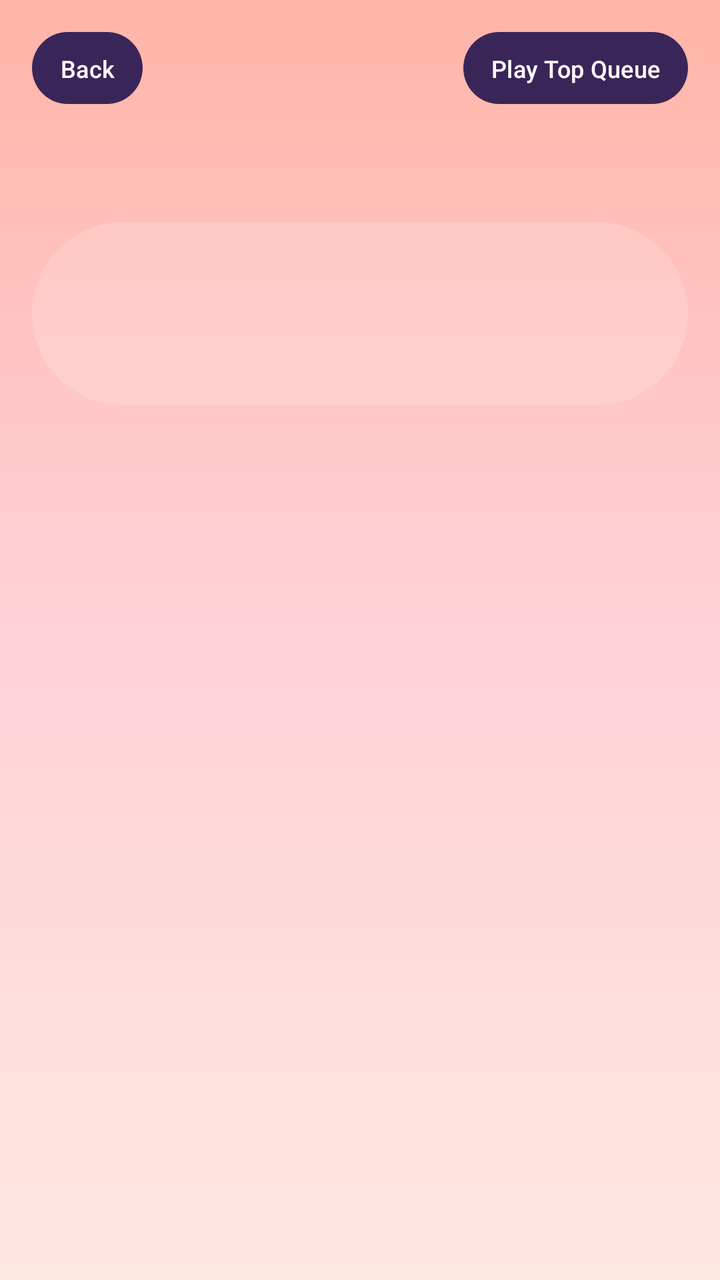
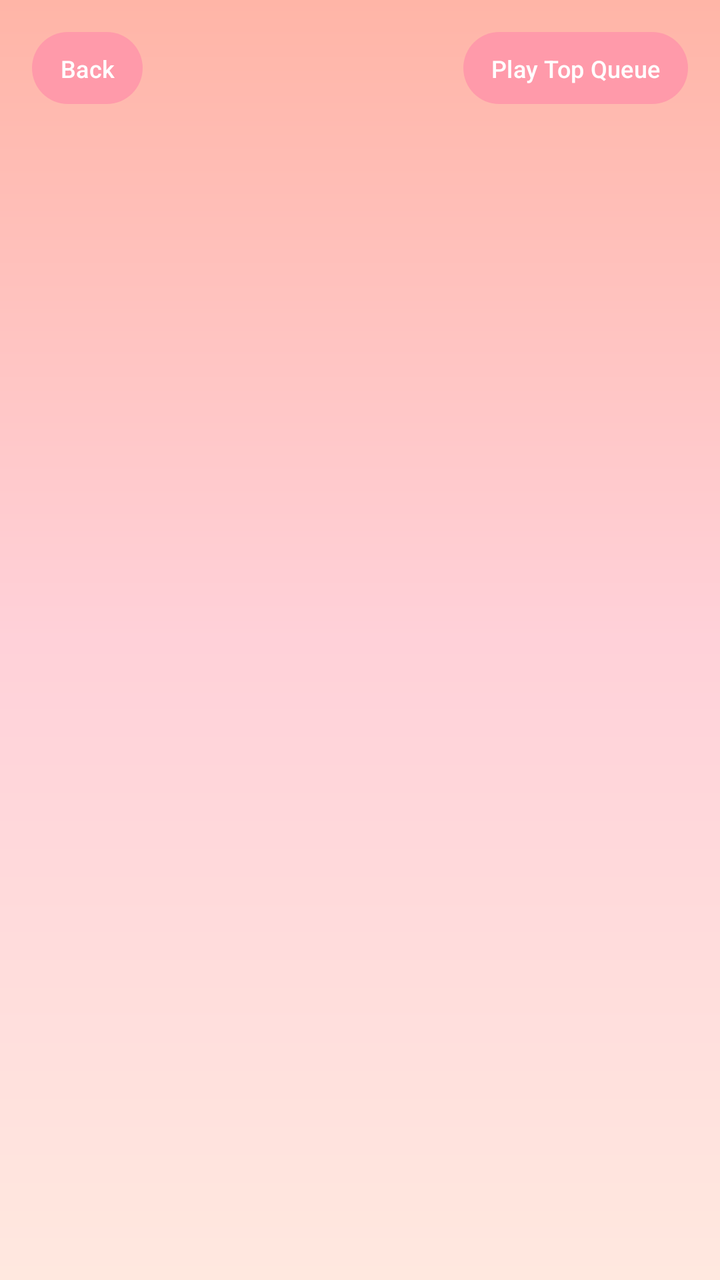

Two renders of the same Android screen: before a commit and after it. Below are the layout's source before the change and the commit's diff.
<!-- AndroidManifest.xml: application theme Theme.Harmony -->
<!-- res/layout/activity_wrapped.xml -->
<?xml version="1.0" encoding="utf-8"?>
<androidx.constraintlayout.widget.ConstraintLayout
    xmlns:android="http://schemas.android.com/apk/res/android"
    xmlns:app="http://schemas.android.com/apk/res-auto"
    android:id="@+id/wrappedMain"
    android:layout_width="match_parent"
    android:layout_height="match_parent"
    android:background="?attr/harmonyScreenBackground">

    <Button
        android:id="@+id/backFromWrappedButton"
        android:layout_width="wrap_content"
        android:layout_height="36dp"
        android:layout_marginStart="16dp"
        android:layout_marginTop="16dp"
        android:background="@drawable/bg_control_pill"
        android:minWidth="0dp"
        android:paddingHorizontal="14dp"
        android:text="@string/back"
        android:textColor="#FFFFFF"
        android:textSize="12sp"
        app:backgroundTint="@null"
        app:layout_constraintStart_toStartOf="parent"
        app:layout_constraintTop_toTopOf="parent" />

    <Button
        android:id="@+id/playWrappedTopButton"
        android:layout_width="wrap_content"
        android:layout_height="36dp"
        android:layout_marginEnd="16dp"
        android:layout_marginTop="16dp"
        android:background="@drawable/bg_control_pill"
        android:minWidth="0dp"
        android:paddingHorizontal="14dp"
        android:text="@string/play_top_queue"
        android:textColor="#FFFFFF"
        android:textSize="12sp"
        app:backgroundTint="@null"
        app:layout_constraintEnd_toEndOf="parent"
        app:layout_constraintTop_toTopOf="parent" />

    <TextView
        android:id="@+id/wrappedTitle"
        android:layout_width="0dp"
        android:layout_height="wrap_content"
        android:layout_marginHorizontal="20dp"
        android:layout_marginTop="14dp"
        android:textColor="?attr/harmonyTextPrimary"
        android:textSize="26sp"
        android:textStyle="bold"
        app:layout_constraintEnd_toEndOf="parent"
        app:layout_constraintStart_toStartOf="parent"
        app:layout_constraintTop_toBottomOf="@id/backFromWrappedButton" />

    <LinearLayout
        android:id="@+id/wrappedSummaryPill"
        android:layout_width="0dp"
        android:layout_height="wrap_content"
        android:layout_marginHorizontal="16dp"
        android:layout_marginTop="10dp"
        android:background="@drawable/bg_song_pill"
        android:orientation="vertical"
        android:paddingHorizontal="18dp"
        android:paddingVertical="14dp"
        app:layout_constraintEnd_toEndOf="parent"
        app:layout_constraintStart_toStartOf="parent"
        app:layout_constraintTop_toBottomOf="@id/wrappedTitle">

        <TextView
            android:id="@+id/totalPlaysText"
            android:layout_width="match_parent"
            android:layout_height="wrap_content"
            android:textColor="?attr/harmonyTextPrimary"
            android:textSize="15sp"
            android:textStyle="bold" />

        <TextView
            android:id="@+id/peakMonthText"
            android:layout_width="match_parent"
            android:layout_height="wrap_content"
            android:layout_marginTop="4dp"
            android:textColor="?attr/harmonyTextSecondary"
            android:textSize="13sp" />

        <TextView
            android:id="@+id/wrappedTopArtistsText"
            android:layout_width="match_parent"
            android:layout_height="wrap_content"
            android:layout_marginTop="4dp"
            android:textColor="?attr/harmonyTextSecondary"
            android:textSize="13sp" />
    </LinearLayout>

    <TextView
        android:id="@+id/wrappedEmptyText"
        android:layout_width="0dp"
        android:layout_height="wrap_content"
        android:layout_marginHorizontal="24dp"
        android:gravity="center"
        android:text="@string/no_plays_logged_yet"
        android:textColor="?attr/harmonyTextSecondary"
        android:textSize="15sp"
        android:visibility="gone"
        app:layout_constraintBottom_toBottomOf="parent"
        app:layout_constraintEnd_toEndOf="parent"
        app:layout_constraintStart_toStartOf="parent"
        app:layout_constraintTop_toBottomOf="@id/wrappedSummaryPill" />

    <androidx.recyclerview.widget.RecyclerView
        android:id="@+id/wrappedTopSongsRecyclerView"
        android:layout_width="0dp"
        android:layout_height="0dp"
        android:layout_marginTop="10dp"
        android:clipToPadding="false"
        android:paddingBottom="16dp"
        app:layout_constraintBottom_toBottomOf="parent"
        app:layout_constraintEnd_toEndOf="parent"
        app:layout_constraintStart_toStartOf="parent"
        app:layout_constraintTop_toBottomOf="@id/wrappedSummaryPill" />

</androidx.constraintlayout.widget.ConstraintLayout>
<!-- resources referenced by this layout -->
<resources>
  <!-- drawable bg_control_pill (drawable) -->
  <?xml version="1.0" encoding="utf-8"?>
  <shape xmlns:android="http://schemas.android.com/apk/res/android"
      android:shape="rectangle">
      <corners android:radius="999dp" />
      <solid android:color="#3A2558" />
  </shape>
  <!-- drawable bg_song_pill (drawable) -->
  <?xml version="1.0" encoding="utf-8"?>
  <ripple xmlns:android="http://schemas.android.com/apk/res/android"
      android:color="#40FFFFFF">
      <item>
          <shape android:shape="rectangle">
              <corners android:radius="999dp" />
              <solid android:color="#26FFFFFF" />
          </shape>
      </item>
  </ripple>
  <string name="back">Back</string>
  <string name="no_plays_logged_yet">No plays logged yet — play a few songs in Your Library and check back!</string>
  <string name="play_top_queue">Play Top Queue</string>
  <style name="Theme.Harmony" parent="Base.Theme.Harmony" />
  <style name="Base.Theme.Harmony" parent="Theme.Material3.DayNight.NoActionBar">
          
          <item name="colorPrimary">@color/spotify_green</item>
          <item name="colorSecondary">@color/spotify_black_dark</item>
          <item name="colorSecondaryVariant">@color/spotify_black_light</item>
  
          
          <item name="harmonyScreenBackground">@drawable/bg_sunset_gradient</item>
          <item name="harmonyMiniPlayerBackground">@drawable/bg_mini_player_pill</item>
          <item name="harmonySearchBackground">@drawable/bg_search_pill</item>
          <item name="harmonyControlBackground">@drawable/bg_control_pill</item>
          <item name="harmonyTextPrimary">#241426</item>
          <item name="harmonyTextSecondary">#5E3A54</item>
          <item name="harmonyHintText">#7D5670</item>
      </style>
  <color name="spotify_green">#1DB954</color>
  <color name="spotify_black_dark">#121212</color>
  <color name="spotify_black_light">#212121</color>
  <!-- drawable bg_sunset_gradient (drawable) -->
  <?xml version="1.0" encoding="utf-8"?>
  <shape xmlns:android="http://schemas.android.com/apk/res/android"
      android:shape="rectangle">
      <gradient
          android:angle="270"
          android:endColor="#FFE8DF"
          android:centerColor="#FFD1D9"
          android:startColor="#FFB5A7" />
  </shape>
  <!-- drawable bg_mini_player_pill (drawable) -->
  <?xml version="1.0" encoding="utf-8"?>
  <shape xmlns:android="http://schemas.android.com/apk/res/android"
      android:shape="rectangle">
      <corners android:radius="28dp" />
      <solid android:color="#E61E1833" />
  </shape>
  <!-- drawable bg_search_pill (drawable) -->
  <?xml version="1.0" encoding="utf-8"?>
  <shape xmlns:android="http://schemas.android.com/apk/res/android"
      android:shape="rectangle">
      <corners android:radius="999dp" />
      <solid android:color="#33FFFFFF" />
  </shape>
</resources>

<!-- the commit's change to res/layout/activity_wrapped.xml (unified diff, before → after) -->
@@ -58,7 +58,6 @@
         android:layout_height="wrap_content"
         android:layout_marginHorizontal="16dp"
         android:layout_marginTop="10dp"
-        android:background="@drawable/bg_song_pill"
         android:orientation="vertical"
         android:paddingHorizontal="18dp"
         android:paddingVertical="14dp"
<!-- resource entries referenced after the edit -->
@@ -5,19 +5,8 @@
   <shape xmlns:android="http://schemas.android.com/apk/res/android"
       android:shape="rectangle">
       <corners android:radius="999dp" />
-      <solid android:color="#3A2558" />
+      <solid android:color="#FF9AAA" />
   </shape>
-  <!-- drawable bg_song_pill (drawable) -->
-  <?xml version="1.0" encoding="utf-8"?>
-  <ripple xmlns:android="http://schemas.android.com/apk/res/android"
-      android:color="#40FFFFFF">
-      <item>
-          <shape android:shape="rectangle">
-              <corners android:radius="999dp" />
-              <solid android:color="#26FFFFFF" />
-          </shape>
-      </item>
-  </ripple>
   <string name="back">Back</string>
   <string name="no_plays_logged_yet">No plays logged yet — play a few songs in Your Library and check back!</string>
   <string name="play_top_queue">Play Top Queue</string>
@@ -33,9 +22,10 @@
           <item name="harmonyMiniPlayerBackground">@drawable/bg_mini_player_pill</item>
           <item name="harmonySearchBackground">@drawable/bg_search_pill</item>
           <item name="harmonyControlBackground">@drawable/bg_control_pill</item>
-          <item name="harmonyTextPrimary">#241426</item>
-          <item name="harmonyTextSecondary">#5E3A54</item>
-          <item name="harmonyHintText">#7D5670</item>
+          <item name="harmonyTextPrimary">#F8778B</item>
+          <item name="harmonyTextSecondary">#F8778B</item>
+          <item name="harmonyHintText">#F8778B</item>
+          <item name="harmonyMiniControlTint">@drawable/bg_control_pill</item>
       </style>
   <color name="spotify_green">#1DB954</color>
   <color name="spotify_black_dark">#121212</color>
@@ -54,8 +44,8 @@
   <?xml version="1.0" encoding="utf-8"?>
   <shape xmlns:android="http://schemas.android.com/apk/res/android"
       android:shape="rectangle">
-      <corners android:radius="28dp" />
-      <solid android:color="#E61E1833" />
+      <corners android:radius="999dp" />
+      <solid android:color="#FF9ABA" />
   </shape>
   <!-- drawable bg_search_pill (drawable) -->
   <?xml version="1.0" encoding="utf-8"?>
